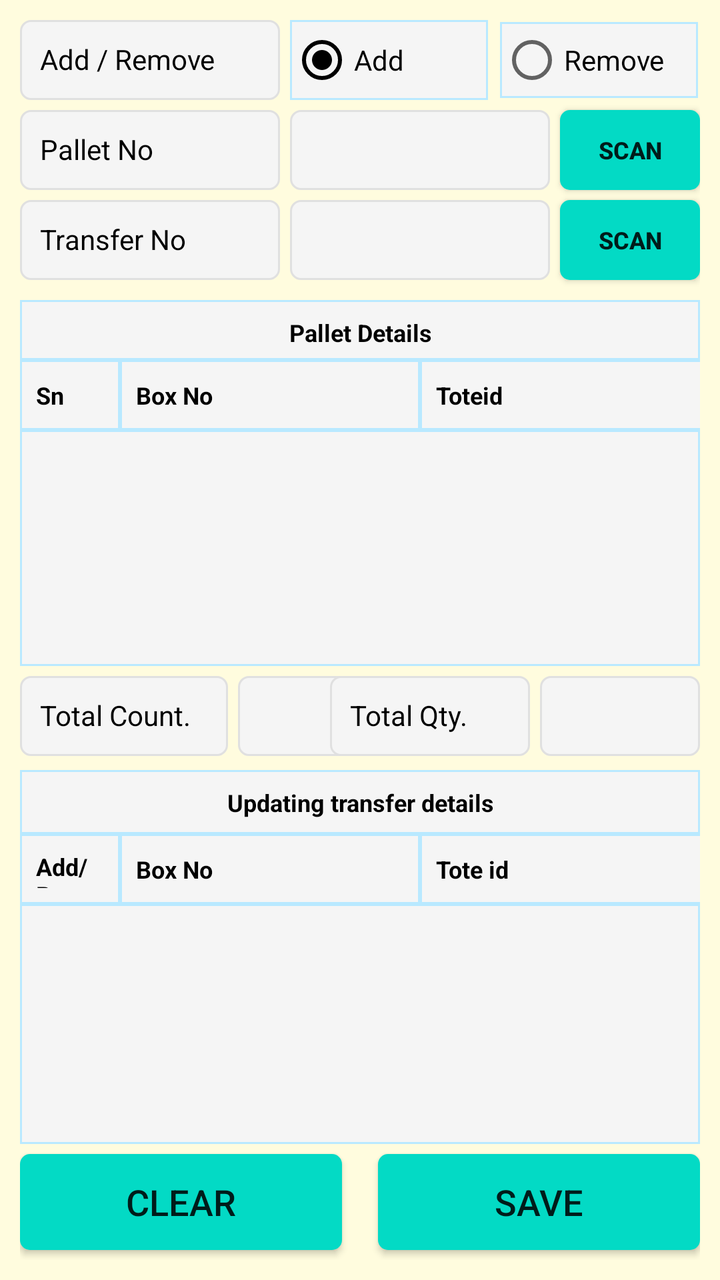
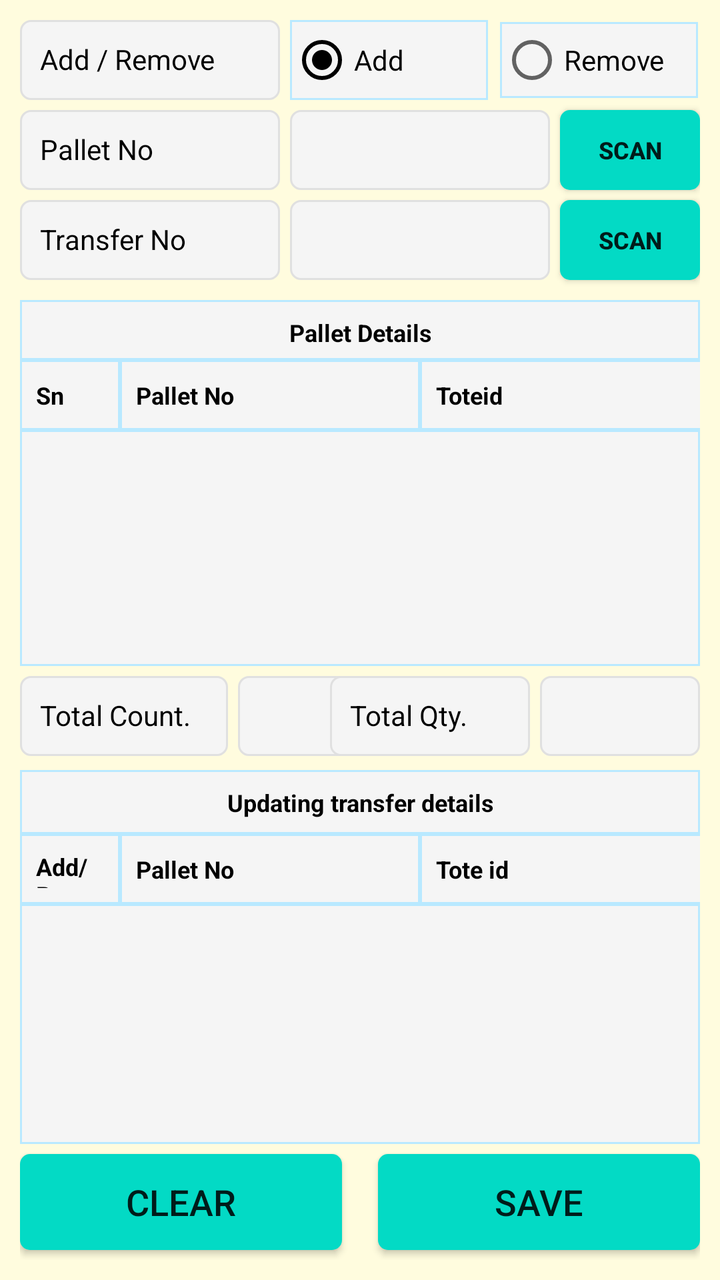

The first picture is an Android layout as it rendered before a commit; the second is the same layout after the commit. The layout source and the unified diff follow.
<!-- AndroidManifest.xml: application theme AppTheme -->
<!-- res/layout/fragment_add_or_remove_transfer_in_pallet.xml -->
<?xml version="1.0" encoding="utf-8"?>
<FrameLayout xmlns:android="http://schemas.android.com/apk/res/android"
    xmlns:app="http://schemas.android.com/apk/res-auto"
    xmlns:tools="http://schemas.android.com/tools"
    android:layout_width="match_parent"
    android:layout_height="match_parent"
    android:background="@color/backColor"
    tools:context=".ui.UpdateBoxfromPallet.AddOrRemoveBoxInPalletFragment">

    <androidx.constraintlayout.widget.ConstraintLayout
        android:layout_width="match_parent"
        android:layout_height="match_parent"
        android:padding="10dp">

        <TextView
            android:id="@+id/tv_add_remove"
            android:layout_width="130dp"
            android:layout_height="40dp"
            android:background="@drawable/et_custom"
            android:gravity="left"
            android:hint=""
            android:padding="10dp"
            android:text="Add / Remove"
            android:textColor="@color/coloBlack"
            android:textSize="14dp"
            app:layout_constraintStart_toStartOf="parent"
            app:layout_constraintTop_toTopOf="parent" />

        <EditText
            android:id="@+id/et_box_no"
            android:layout_width="0dp"
            android:layout_height="40dp"
            android:layout_marginStart="5dp"
            android:layout_marginEnd="5dp"
            android:background="@drawable/et_custom"
            android:focusable="true"
            android:hint=""
            android:padding="8dp"
            android:singleLine="true"
            android:text=""
            android:textSize="14dp"
            app:layout_constraintEnd_toStartOf="@id/btn_scan_box"
            app:layout_constraintHorizontal_bias="0.0"
            app:layout_constraintStart_toEndOf="@+id/tv_box"
            app:layout_constraintTop_toTopOf="@+id/tv_box" />

        <Button
            android:id="@+id/btn_scan_box"
            android:layout_width="70dp"
            android:layout_height="40dp"
            android:background="@drawable/btn_custom1"
            android:text="SCAN"
            android:textAllCaps="false"
            android:textSize="12sp"
            android:textStyle="bold"
            app:layout_constraintEnd_toEndOf="parent"
            app:layout_constraintTop_toTopOf="@+id/et_box_no"
            tools:ignore="TouchTargetSizeCheck" />

        <RadioGroup
            android:id="@+id/rg_add_remove"
            android:layout_width="0dp"
            android:layout_height="40dp"

            android:orientation="horizontal"
            android:layout_marginLeft="5dp"
            android:layout_centerInParent="true"
            app:layout_constraintLeft_toRightOf="@id/tv_add_remove"
            app:layout_constraintEnd_toEndOf="parent"
            app:layout_constraintStart_toEndOf="@id/tv_add_remove"
            app:layout_constraintTop_toTopOf="parent">

            <RadioButton
                android:id="@+id/rb_add"
                android:layout_width="0dp"
                android:checked="true"
                android:layout_weight="1"
                android:background="@drawable/et_custom_total"
                android:layout_marginRight="5dp"
                android:layout_height="match_parent"
                android:text="Add" />


            <RadioButton
                android:id="@+id/rb_remove"
                android:layout_width="0dp"
                android:layout_height="match_parent"
                android:layout_margin="1dp"
                android:background="@drawable/et_custom_total"
                android:layout_weight="1"
                android:text="Remove" />


        </RadioGroup>

        
        
        
        
        
        
        
        
        
        
        
        
        
        
        
        
        
        
        
        
        
        
        
        
        
        
        



        <TextView
            android:id="@+id/tv_pallets"
            android:layout_width="130dp"
            android:layout_height="40dp"
            android:layout_marginTop="5dp"
            android:background="@drawable/et_custom"
            android:gravity="left"
            android:hint=""
            android:padding="10dp"
            android:text="Pallet No"
            android:textColor="@color/coloBlack"
            android:textSize="14dp"
            app:layout_constraintStart_toStartOf="parent"
            app:layout_constraintTop_toBottomOf="@+id/tv_add_remove" />

        <TextView
            android:id="@+id/tv_box"
            android:layout_width="130dp"
            android:layout_height="40dp"
            android:layout_marginTop="5dp"
            android:background="@drawable/et_custom"
            android:gravity="left"
            android:hint=""
            android:padding="10dp"
            android:text="Transfer No"
            android:textColor="@color/coloBlack"
            android:textSize="14dp"
            app:layout_constraintStart_toStartOf="parent"
            app:layout_constraintTop_toBottomOf="@+id/tv_pallets" />

        <EditText
            android:id="@+id/et_pallet"
            android:layout_width="0dp"
            android:layout_height="40dp"
            android:layout_marginStart="5dp"
            android:layout_marginLeft="5dp"
            android:layout_marginEnd="5dp"
            android:singleLine="true"
            android:layout_marginRight="8dp"
            android:background="@drawable/et_custom"
            android:padding="10dp"
            android:textColor="@color/coloBlack"
            android:textSize="14dp"
            app:layout_constraintEnd_toStartOf="@+id/btn_scan"
            app:layout_constraintStart_toEndOf="@+id/tv_pallets"
            app:layout_constraintTop_toTopOf="@+id/tv_pallets"
            tools:ignore="SpeakableTextPresentCheck,TouchTargetSizeCheck" />

        <Button
            android:id="@+id/btn_scan"
            android:layout_width="70dp"
            android:layout_height="40dp"
            android:background="@drawable/btn_custom1"
            android:text="SCAN"
            android:textAllCaps="false"
            android:textSize="12sp"
            android:textStyle="bold"
            app:layout_constraintEnd_toEndOf="parent"
            app:layout_constraintTop_toTopOf="@+id/et_pallet"
            tools:ignore="TouchTargetSizeCheck" />

        <TextView
            android:id="@+id/TextView4"
            android:layout_width="0dp"
            android:layout_height="30dp"
            android:layout_marginTop="10dp"
            android:background="@drawable/et_custom_total"
            android:gravity="center"
            android:hint=""
            android:padding="8dp"
            android:textStyle="bold"
            android:text="Pallet Details"
            android:textColor="@color/coloBlack"
            android:textSize="12dp"
            app:layout_constraintEnd_toEndOf="parent"
            app:layout_constraintStart_toStartOf="parent"
            app:layout_constraintTop_toBottomOf="@+id/tv_box" />

        <TextView
            android:id="@+id/tv_sr_no"
            android:layout_width="50dp"
            android:layout_height="35dp"
            android:background="@drawable/et_custom_total"
            android:gravity="center_vertical"
            android:hint=""
            android:padding="8dp"
            android:text="Sn"
            android:textStyle="bold"
            android:textColor="@color/coloBlack"
            android:textSize="12dp"
            app:layout_constraintStart_toStartOf="parent"
            app:layout_constraintTop_toBottomOf="@+id/TextView4" />

        <TextView
            android:id="@+id/tv_box_no"
            android:layout_width="150dp"
            android:layout_height="35dp"
            android:background="@drawable/et_custom_total"
            android:gravity="center_vertical"
            android:hint=""
            android:padding="8dp"
            android:text="Box No"
            android:textStyle="bold"
            android:textColor="@color/coloBlack"
            android:textSize="12dp"
            app:layout_constraintStart_toEndOf="@+id/tv_sr_no"
            app:layout_constraintTop_toBottomOf="@+id/TextView4" />

        <TextView
            android:id="@+id/tv_toteid"
            android:layout_width="150dp"
            android:layout_height="35dp"
            android:background="@drawable/et_custom_total"
            android:gravity="center_vertical"
            android:hint=""
            android:padding="8dp"
            android:text="Toteid"
            android:textStyle="bold"
            android:textColor="@color/coloBlack"
            android:textSize="12dp"
            app:layout_constraintStart_toEndOf="@+id/tv_box_no"
            app:layout_constraintTop_toBottomOf="@+id/TextView4" />

        <TextView
            android:id="@+id/tv_qty"
            android:layout_width="0dp"
            android:layout_height="35dp"
            android:background="@drawable/et_custom_total"
            android:gravity="center_vertical"
            android:hint=""
            android:padding="8dp"
            android:text="Qty"
            android:textStyle="bold"
            android:textColor="@color/coloBlack"
            android:textSize="12dp"
            app:layout_constraintEnd_toEndOf="parent"
            app:layout_constraintStart_toEndOf="@+id/tv_toteid"
            app:layout_constraintTop_toBottomOf="@+id/TextView4" />

        <TextView
            android:id="@+id/tv_pallet_type"
            android:layout_width="60dp"
            android:layout_height="50dp"
            android:background="@drawable/et_custom_total"
            android:gravity="center_vertical"
            android:hint=""
            android:visibility="gone"
            android:padding="8dp"
            android:text="Pallet Type"
            android:textColor="@color/coloBlack"
            android:textSize="12dp"
            app:layout_constraintStart_toEndOf="@+id/tv_qty"
            app:layout_constraintTop_toBottomOf="@+id/TextView4" />

        <TextView
            android:id="@+id/tv_group_code"
            android:layout_width="0dp"
            android:layout_height="50dp"
            android:background="@drawable/et_custom_total"
            android:gravity="center_vertical"
            android:hint=""
            android:visibility="gone"
            android:padding="8dp"
            android:text="Group Code"
            android:textColor="@color/coloBlack"
            android:textSize="12dp"
            app:layout_constraintEnd_toEndOf="parent"
            app:layout_constraintStart_toEndOf="@+id/tv_pallet_type"
            app:layout_constraintTop_toBottomOf="@+id/TextView4" />

        <ListView
            android:id="@+id/lv_box_in_out"
            android:layout_width="0dp"
            android:layout_height="0dp"
            android:background="@drawable/et_custom_total"
            app:layout_constraintEnd_toEndOf="parent"
            app:layout_constraintHorizontal_bias="1.0"
            app:layout_constraintStart_toStartOf="parent"
            android:layout_marginBottom="5dp"
            app:layout_constraintBottom_toTopOf="@+id/tv_total_count_text"
            app:layout_constraintTop_toBottomOf="@+id/tv_sr_no" />
        <TextView
            android:id="@+id/tv_action"
            android:layout_width="50dp"
            android:layout_height="35dp"
            android:background="@drawable/et_custom_total"
            android:gravity="center_vertical"
            android:hint=""
            android:padding="8dp"
            android:text="Add/Remove"
            android:textStyle="bold"
            android:textColor="@color/coloBlack"
            android:textSize="12dp"
            app:layout_constraintStart_toStartOf="parent"
            app:layout_constraintTop_toBottomOf="@+id/TextView5" />

        <TextView
            android:id="@+id/TextView5"
            android:layout_width="0dp"
            android:layout_height="32dp"
            android:layout_marginTop="7dp"
            android:background="@drawable/et_custom_total"
            android:gravity="center"
            android:hint=""
            android:padding="8dp"
            android:textStyle="bold"
            android:text="Updating transfer details"
            android:textColor="@color/coloBlack"
            android:textSize="12dp"
            app:layout_constraintEnd_toEndOf="parent"
            app:layout_constraintStart_toStartOf="parent"
            app:layout_constraintTop_toBottomOf="@+id/tv_total_count_text" />


        <TextView
            android:id="@+id/tv_updated_box"
            android:layout_width="150dp"
            android:layout_height="35dp"
            android:background="@drawable/et_custom_total"
            android:gravity="center_vertical"
            android:hint=""
            android:padding="8dp"
            android:text="Box No"
            android:textStyle="bold"
            android:textColor="@color/coloBlack"
            android:textSize="12dp"
            app:layout_constraintBottom_toTopOf="@id/lv_box_update"
            app:layout_constraintStart_toEndOf="@+id/tv_action"
            app:layout_constraintTop_toBottomOf="@+id/TextView5" />

        <TextView
            android:id="@+id/tv_toteId"
            android:layout_width="150dp"
            android:layout_height="35dp"
            android:background="@drawable/et_custom_total"
            android:gravity="center_vertical"
            android:hint=""
            android:padding="8dp"
            android:text="Tote id"
            android:textStyle="bold"
            android:textColor="@color/coloBlack"
            android:textSize="12dp"
            app:layout_constraintBottom_toTopOf="@id/lv_box_update"
            app:layout_constraintStart_toEndOf="@+id/tv_updated_box"
            app:layout_constraintTop_toBottomOf="@+id/TextView5" />

        <TextView
            android:id="@+id/tv_updated_box_qty"
            android:layout_width="0dp"
            android:layout_height="35dp"
            android:background="@drawable/et_custom_total"
            android:gravity="center_vertical"
            android:hint=""
            android:padding="8dp"
            android:text="Qty"
            android:textStyle="bold"
            android:textColor="@color/coloBlack"
            app:layout_constraintBottom_toTopOf="@id/lv_box_update"
            android:textSize="12dp"
            app:layout_constraintEnd_toEndOf="parent"
            app:layout_constraintStart_toEndOf="@+id/tv_toteId"
            app:layout_constraintTop_toBottomOf="@+id/TextView5" />

        <ListView
            android:id="@+id/lv_box_update"
            android:layout_width="0dp"
            android:layout_height="120dp"
            android:background="@drawable/et_custom_total"
            app:layout_constraintEnd_toEndOf="parent"
            app:layout_constraintHorizontal_bias="1.0"
            android:layout_marginBottom="5dp"
            app:layout_constraintStart_toStartOf="parent"
            app:layout_constraintBottom_toTopOf="@+id/btn_clear"
            app:layout_constraintTop_toBottomOf="@+id/tv_action" />


        <TextView
            android:id="@+id/tv_total_count_text"
            android:layout_width="104dp"
            android:layout_height="40dp"
            android:layout_marginBottom="5dp"
            android:background="@drawable/et_custom"
            android:gravity="left"
            android:hint=""
            android:layout_marginTop="2dp"
            android:padding="10dp"
            android:text="Total Count."
            android:textColor="@color/coloBlack"
            android:textSize="14dp"
            app:layout_constraintBottom_toTopOf="@+id/TextView5"
            app:layout_constraintStart_toStartOf="parent" />
        <TextView
            android:id="@+id/tv_total_count"
            android:layout_width="80dp"
            android:layout_height="40dp"
            android:layout_marginLeft="5dp"
            android:background="@drawable/et_custom"
            android:gravity="center"
            android:padding="10dp"
            android:textColor="@color/coloBlack"
            android:textSize="14dp"
            app:layout_constraintStart_toEndOf="@+id/tv_total_count_text"
            app:layout_constraintTop_toTopOf="@+id/tv_total_count_text"
            tools:ignore="SpeakableTextPresentCheck,TouchTargetSizeCheck" />


        <TextView
            android:id="@+id/tv_total_qty"
            android:layout_width="80dp"
            android:layout_height="40dp"
            android:background="@drawable/et_custom"
            android:padding="10dp"
            android:gravity="center"
            android:textColor="@color/coloBlack"
            android:textSize="14dp"
            app:layout_constraintEnd_toEndOf="parent"
            app:layout_constraintTop_toTopOf="@+id/tv_total_count_text"
            tools:ignore="SpeakableTextPresentCheck,TouchTargetSizeCheck" />
        <TextView
            android:id="@+id/tv_total_qty_txt"
            android:layout_width="100dp"
            android:layout_height="40dp"
            android:layout_marginRight="5dp"
            android:background="@drawable/et_custom"
            android:gravity="left"
            android:hint=""
            android:padding="10dp"
            android:text="Total Qty."
            android:textColor="@color/coloBlack"
            android:textSize="14dp"
            app:layout_constraintEnd_toStartOf="@+id/tv_total_qty"
            app:layout_constraintTop_toTopOf="@+id/tv_total_count_text" />




        <Button
            android:id="@+id/btn_clear"
            android:layout_width="0dp"
            android:layout_height="wrap_content"
            android:layout_marginEnd="4dp"
            android:layout_marginRight="4dp"
            android:layout_marginBottom="5dp"
            android:background="@drawable/btn_custom1"
            android:text="CLEAR"
            android:textAllCaps="false"
            android:textSize="18sp"
            app:layout_constraintBottom_toBottomOf="parent"
            app:layout_constraintEnd_toStartOf="@+id/textView2"
            app:layout_constraintStart_toStartOf="parent" />

        <Button
            android:id="@+id/btn_save"
            android:layout_width="0dp"
            android:layout_height="wrap_content"
            android:layout_marginStart="4dp"
            android:layout_marginLeft="4dp"
            android:layout_marginBottom="5dp"
            android:background="@drawable/btn_custom1"
            android:text="SAVE"
            android:textAllCaps="false"
            android:textSize="18sp"
            app:layout_constraintBottom_toBottomOf="parent"
            app:layout_constraintEnd_toEndOf="parent"
            app:layout_constraintStart_toEndOf="@+id/textView2" />

        <TextView
            android:id="@+id/textView2"
            android:layout_width="wrap_content"
            android:layout_height="wrap_content"
            android:layout_marginStart="16dp"
            android:layout_marginLeft="16dp"
            android:layout_marginEnd="16dp"
            android:layout_marginRight="16dp"
            android:text="   "
            android:textColor="@color/colorAccent"
            app:layout_constraintBottom_toBottomOf="parent"
            app:layout_constraintEnd_toEndOf="parent"
            app:layout_constraintStart_toStartOf="parent"
            tools:ignore="SpeakableTextPresentCheck" />

        <ProgressBar
            android:id="@+id/pr_bin_picker"
            android:layout_width="wrap_content"
            android:layout_height="wrap_content"
            android:layout_centerHorizontal="true"
            android:visibility="invisible"
            app:layout_constraintBottom_toBottomOf="parent"
            app:layout_constraintEnd_toEndOf="parent"
            app:layout_constraintStart_toStartOf="parent"
            app:layout_constraintTop_toTopOf="parent" />

    </androidx.constraintlayout.widget.ConstraintLayout>

</FrameLayout>
<!-- resources referenced by this layout -->
<resources>
  <color name="backColor">#FFFCDE</color>
  <color name="coloBlack">#000000</color>
  <color name="colorAccent">#000000</color>
  <!-- drawable btn_custom1 (drawable) -->
  <?xml version="1.0" encoding="utf-8"?>
  <shape xmlns:android="http://schemas.android.com/apk/res/android"
      android:padding="10dp"
      android:shape="rectangle" >
  
      <solid android:color="@color/colorBtn" />
  
      <corners
          android:bottomLeftRadius="5dp"
          android:bottomRightRadius="5dp"
          android:topLeftRadius="5dp"
          android:topRightRadius="5dp" />
  
  </shape>
  <!-- drawable et_custom (drawable) -->
  <?xml version="1.0" encoding="utf-8"?>
  <shape xmlns:android="http://schemas.android.com/apk/res/android"
      android:padding="10dp"
      android:shape="rectangle" >
  
      <solid android:color="#f5f5f5" />
  
      <stroke
          android:width="1dp"
          android:color="#e0e0e0" />
  
      <corners
          android:bottomLeftRadius="5dp"
          android:bottomRightRadius="5dp"
          android:topLeftRadius="5dp"
          android:topRightRadius="5dp" />
  
  </shape>
  <!-- drawable et_custom_total (drawable) -->
  <?xml version="1.0" encoding="utf-8"?>
  <shape xmlns:android="http://schemas.android.com/apk/res/android"
      android:padding="10dp"
      android:shape="rectangle" >
  
      <solid android:color="#f5f5f5" />
  
      <stroke
          android:width="1dp"
          android:color="#B9E9FF" />
  
      <corners
          android:bottomLeftRadius="0dp"
          android:bottomRightRadius="0dp"
          android:topLeftRadius="0dp"
          android:topRightRadius="0dp" />
  
  </shape>
  <style name="AppTheme" parent="Theme.AppCompat.Light.NoActionBar">
          
          <item name="colorPrimary">@color/colorPrimary</item>
          <item name="colorPrimaryDark">@color/colorPrimaryDark</item>
          <item name="colorAccent">@color/colorAccent</item>
      </style>
  <color name="colorBtn">#03DAC5</color>
  <color name="colorPrimary">#ffb200</color>
  <color name="colorPrimaryDark">#ffb200</color>
</resources>

<!-- the commit's change to res/layout/fragment_add_or_remove_transfer_in_pallet.xml (unified diff, before → after) -->
@@ -5,7 +5,7 @@
     android:layout_width="match_parent"
     android:layout_height="match_parent"
     android:background="@color/backColor"
-    tools:context=".ui.UpdateBoxfromPallet.AddOrRemoveBoxInPalletFragment">
+    tools:context=".ui.updateTransfersFromPallet.AddOrRemoveTransferInPalletFragment">
 
     <androidx.constraintlayout.widget.ConstraintLayout
         android:layout_width="match_parent"
@@ -224,7 +224,7 @@
             android:gravity="center_vertical"
             android:hint=""
             android:padding="8dp"
-            android:text="Box No"
+            android:text="Pallet No"
             android:textStyle="bold"
             android:textColor="@color/coloBlack"
             android:textSize="12dp"
@@ -345,7 +345,7 @@
             android:gravity="center_vertical"
             android:hint=""
             android:padding="8dp"
-            android:text="Box No"
+            android:text="Pallet No"
             android:textStyle="bold"
             android:textColor="@color/coloBlack"
             android:textSize="12dp"
